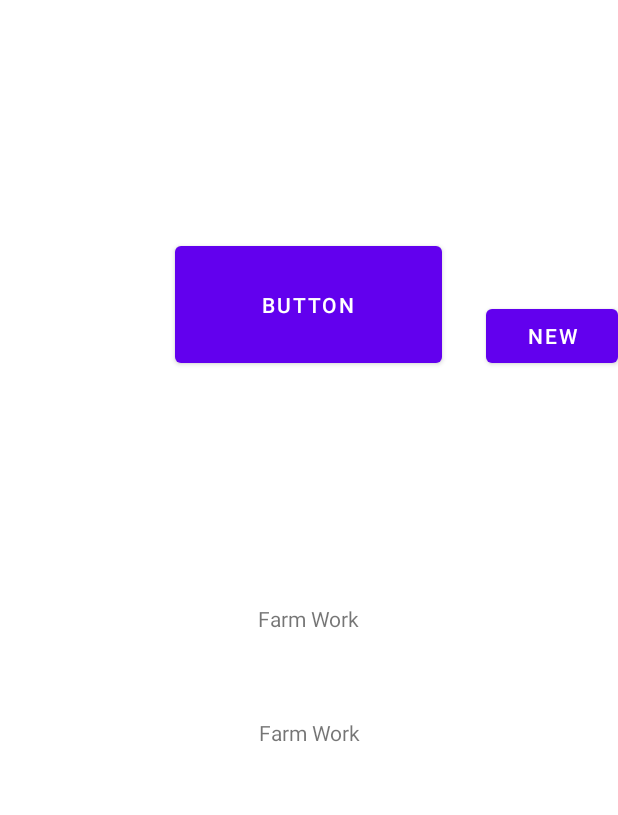
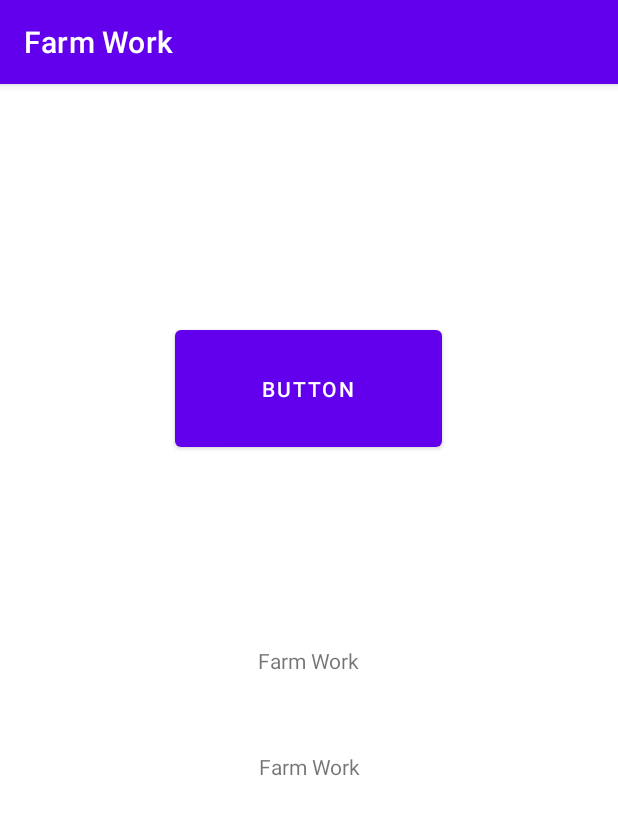
Before and after one commit to TechZite-Guru/Farm_Work, an Android app: the screen it shows after launch (MainActivity), after a tap on "हिंदी", on a phone screen of 412 x 824 dp. Shown: the top 815 px of the screen. Run offline under Robolectric (Android 15) with nearby library versions, the phone set to English and light mode, and no system bars.

Commit message:
Languages_Edit and Changing themes.xml

```diff
--- a/app/src/main/AndroidManifest.xml
+++ b/app/src/main/AndroidManifest.xml
@@ -16,8 +16,10 @@
                 <category android:name="android.intent.category.LAUNCHER" />
             </intent-filter>
         </activity>
-        <activity android:name=".SelectLanguage"></activity>
-        <activity android:name=".MainActivity"></activity>
+        <activity android:name=".SelectLanguage"
+            android:theme="@style/Theme_No_ActionBar"></activity>
+        <activity android:name=".MainActivity"
+            android:theme="@style/Theme.FarmWork"></activity>
     </application>
 
 </manifest>
--- a/app/src/main/java/com/example/farmwork/MainActivity.java
+++ b/app/src/main/java/com/example/farmwork/MainActivity.java
@@ -21,6 +21,10 @@ public class MainActivity extends AppCompatActivity {
             setLocale("hi");
             recreate();
         }
+        if (text == "తెలుగు") {
+            setLocale("te");
+            recreate();
+        }
     }
     private void setLocale(String lang){
         Locale locale = new Locale(lang);
--- a/app/src/main/java/com/example/farmwork/SelectLanguage.java
+++ b/app/src/main/java/com/example/farmwork/SelectLanguage.java
@@ -14,9 +14,9 @@ import java.util.Locale;
 
 public class SelectLanguage extends AppCompatActivity {
 
-    LinearLayout layout_eng, layout_hindi;
+    LinearLayout layout_eng, layout_hindi, layout_tel;
     Context context;
-    TextView text_hindi_lang;
+    TextView text_hindi_lang, text_tel_lang;
     @Override
     protected void onCreate(Bundle savedInstanceState) {
         super.onCreate(savedInstanceState);
@@ -24,7 +24,10 @@ public class SelectLanguage extends AppCompatActivity {
 
         layout_eng = findViewById(R.id.english_lang);
         layout_hindi = findViewById(R.id.hindi_lang);
+        layout_tel = findViewById(R.id.tel_lang);
+
         text_hindi_lang = findViewById(R.id.hindi_lang_text);
+        text_tel_lang = findViewById(R.id.tel_lang_text);
 
         layout_hindi.setOnClickListener(new View.OnClickListener() {
             @Override
@@ -33,6 +36,18 @@ public class SelectLanguage extends AppCompatActivity {
                 Intent to_main = new Intent(getApplicationContext(), MainActivity.class);
                 to_main.putExtra("mytext",language);
                 setLocale("hi");
+                recreate();
+                startActivity(to_main);
+            }
+        });
+
+        layout_tel.setOnClickListener(new View.OnClickListener() {
+            @Override
+            public void onClick(View view) {
+                String language = text_tel_lang.getText().toString();
+                Intent to_main = new Intent(getApplicationContext(), MainActivity.class);
+                to_main.putExtra("mytext",language);
+                setLocale("te");
                 recreate();
                 startActivity(to_main);
             }
--- a/app/src/main/res/layout/activity_main.xml
+++ b/app/src/main/res/layout/activity_main.xml
@@ -40,16 +40,4 @@
         app:layout_constraintStart_toStartOf="parent"
         app:layout_constraintTop_toTopOf="parent" />
 
-    <Button
-        android:id="@+id/button2"
-        android:layout_height="wrap_content"
-        android:layout_width="wrap_content"
-        android:layout_marginStart="116dp"
-        android:text="new"
-        app:layout_editor_absoluteX="155dp"
-        app:layout_editor_absoluteY="116dp"
-        app:layout_constraintEnd_toEndOf="parent"
-        app:layout_constraintBottom_toBottomOf="@id/button"
-        android:layout_marginLeft="116dp" />
-
 </androidx.constraintlayout.widget.ConstraintLayout>
--- a/app/src/main/res/layout/activity_select_language.xml
+++ b/app/src/main/res/layout/activity_select_language.xml
@@ -105,6 +105,7 @@
             android:layout_marginRight="20dp">
 
             <LinearLayout
+                android:id="@+id/tel_lang"
                 android:layout_weight="5"
                 android:layout_width="match_parent"
                 android:layout_height="100dp"
@@ -117,6 +118,7 @@
                 android:clickable="true">
 
                 <TextView
+                    android:id="@+id/tel_lang_text"
                     android:layout_width="wrap_content"
                     android:layout_height="wrap_content"
                     android:layout_gravity="center"
--- a/app/src/main/res/values/themes.xml
+++ b/app/src/main/res/values/themes.xml
@@ -1,6 +1,19 @@
 <resources xmlns:tools="http://schemas.android.com/tools">
     <!-- Base application theme. -->
-    <style name="Theme.FarmWork" parent="Theme.MaterialComponents.DayNight.NoActionBar">
+    <style name="Theme.FarmWork" parent="Theme.MaterialComponents.DayNight.DarkActionBar">
+        <!-- Primary brand color. -->
+        <item name="colorPrimary">@color/purple_500</item>
+        <item name="colorPrimaryVariant">@color/purple_700</item>
+        <item name="colorOnPrimary">@color/white</item>
+        <!-- Secondary brand color. -->
+        <item name="colorSecondary">@color/teal_200</item>
+        <item name="colorSecondaryVariant">@color/teal_700</item>
+        <item name="colorOnSecondary">@color/black</item>
+        <!-- Status bar color. -->
+        <item name="android:statusBarColor" tools:targetApi="l">?attr/colorPrimaryVariant</item>
+        <!-- Customize your theme here. -->
+    </style>
+    <style name="Theme_No_ActionBar" parent="Theme.MaterialComponents.DayNight.NoActionBar">
         <!-- Primary brand color. -->
         <item name="colorPrimary">@color/purple_500</item>
         <item name="colorPrimaryVariant">@color/purple_700</item>
```
Also changed, not shown: 1 other file.
